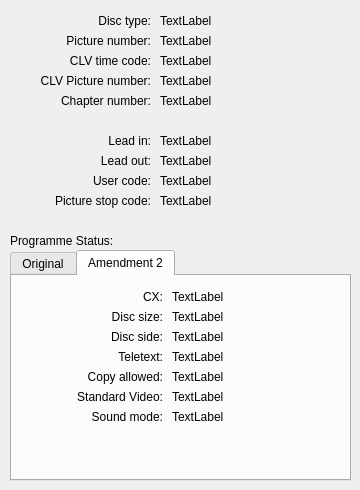
Qt form tools/ld-analyse/vbidialog.ui (happycube/ld-decode) before a commit.
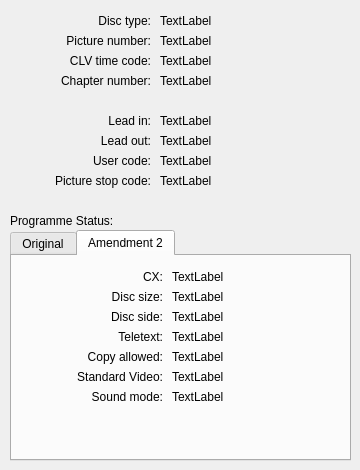
The same form after that commit.

Patch:
```diff
--- a/tools/ld-analyse/vbidialog.ui
+++ b/tools/ld-analyse/vbidialog.ui
@@ -7,13 +7,13 @@
     <x>0</x>
     <y>0</y>
     <width>360</width>
-    <height>490</height>
+    <height>470</height>
    </rect>
   </property>
   <property name="minimumSize">
    <size>
     <width>360</width>
-    <height>490</height>
+    <height>470</height>
    </size>
   </property>
   <property name="maximumSize">
@@ -45,7 +45,7 @@
    <property name="geometry">
     <rect>
      <x>10</x>
-     <y>130</y>
+     <y>110</y>
      <width>141</width>
      <height>21</height>
     </rect>
@@ -61,7 +61,7 @@
    <property name="geometry">
     <rect>
      <x>10</x>
-     <y>150</y>
+     <y>130</y>
      <width>141</width>
      <height>21</height>
     </rect>
@@ -77,7 +77,7 @@
    <property name="geometry">
     <rect>
      <x>10</x>
-     <y>170</y>
+     <y>150</y>
      <width>141</width>
      <height>21</height>
     </rect>
@@ -109,7 +109,7 @@
    <property name="geometry">
     <rect>
      <x>10</x>
-     <y>190</y>
+     <y>170</y>
      <width>141</width>
      <height>21</height>
     </rect>
@@ -137,22 +137,6 @@
     <set>Qt::AlignRight|Qt::AlignTrailing|Qt::AlignVCenter</set>
    </property>
   </widget>
-  <widget class="QLabel" name="label_9">
-   <property name="geometry">
-    <rect>
-     <x>10</x>
-     <y>70</y>
-     <width>141</width>
-     <height>21</height>
-    </rect>
-   </property>
-   <property name="text">
-    <string>CLV Picture number:</string>
-   </property>
-   <property name="alignment">
-    <set>Qt::AlignRight|Qt::AlignTrailing|Qt::AlignVCenter</set>
-   </property>
-  </widget>
   <widget class="QLabel" name="discTypeLabel">
    <property name="geometry">
     <rect>
@@ -179,19 +163,6 @@
     <string>TextLabel</string>
    </property>
   </widget>
-  <widget class="QLabel" name="clvPictureNumberLabel">
-   <property name="geometry">
-    <rect>
-     <x>160</x>
-     <y>70</y>
-     <width>161</width>
-     <height>21</height>
-    </rect>
-   </property>
-   <property name="text">
-    <string>TextLabel</string>
-   </property>
-  </widget>
   <widget class="QLabel" name="clvTimeCodeLabel">
    <property name="geometry">
     <rect>
@@ -209,7 +180,7 @@
    <property name="geometry">
     <rect>
      <x>160</x>
-     <y>130</y>
+     <y>110</y>
      <width>161</width>
      <height>21</height>
     </rect>
@@ -222,7 +193,7 @@
    <property name="geometry">
     <rect>
      <x>160</x>
-     <y>150</y>
+     <y>130</y>
      <width>161</width>
      <height>21</height>
     </rect>
@@ -235,7 +206,7 @@
    <property name="geometry">
     <rect>
      <x>160</x>
-     <y>170</y>
+     <y>150</y>
      <width>161</width>
      <height>21</height>
     </rect>
@@ -248,7 +219,7 @@
    <property name="geometry">
     <rect>
      <x>160</x>
-     <y>190</y>
+     <y>170</y>
      <width>161</width>
      <height>21</height>
     </rect>
@@ -261,7 +232,7 @@
    <property name="geometry">
     <rect>
      <x>10</x>
-     <y>90</y>
+     <y>70</y>
      <width>141</width>
      <height>21</height>
     </rect>
@@ -277,7 +248,7 @@
    <property name="geometry">
     <rect>
      <x>160</x>
-     <y>90</y>
+     <y>70</y>
      <width>161</width>
      <height>21</height>
     </rect>
@@ -290,7 +261,7 @@
    <property name="geometry">
     <rect>
      <x>10</x>
-     <y>250</y>
+     <y>230</y>
      <width>341</width>
      <height>231</height>
     </rect>
@@ -777,7 +748,7 @@
    <property name="geometry">
     <rect>
      <x>10</x>
-     <y>230</y>
+     <y>210</y>
      <width>221</width>
      <height>21</height>
     </rect>
```
